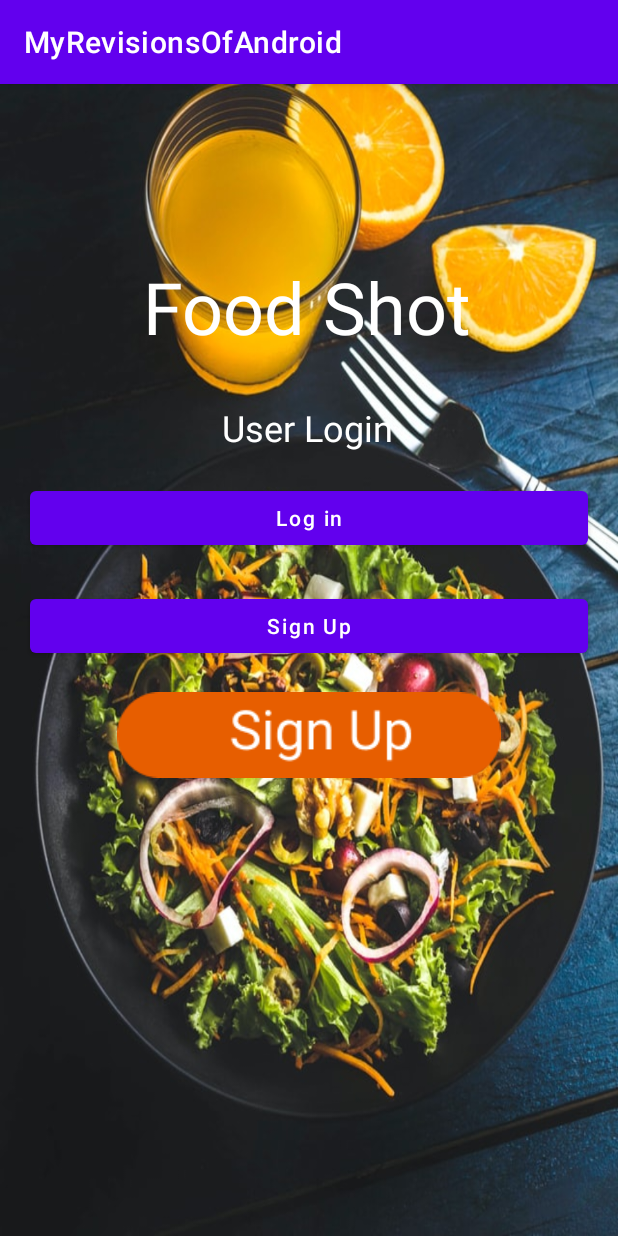
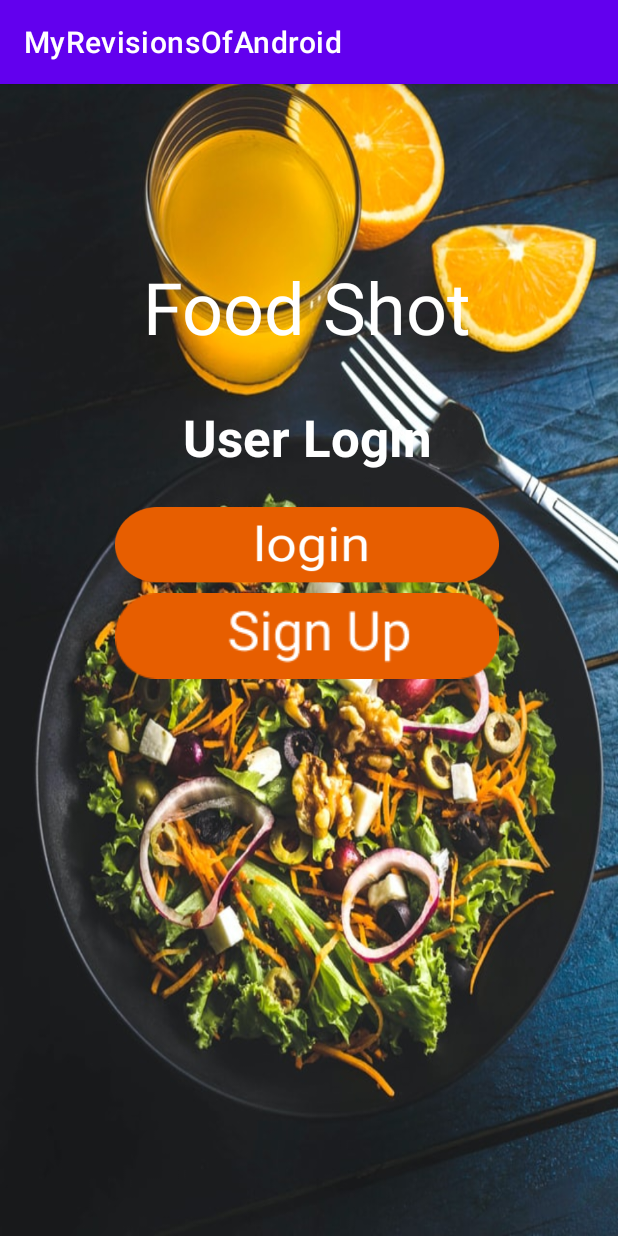
Before and after one commit to muhammadbilal20130/MyRevisionsOfAndroid, an Android app: the screen it shows after launch (MainActivity), on a phone screen of 412 x 824 dp. Run offline under Robolectric (Android 15) with nearby library versions, the phone set to English and light mode, and no system bars.

Commit message:
Added both Figma logins buttons

```diff
--- a/app/src/main/res/layout/activity_main.xml
+++ b/app/src/main/res/layout/activity_main.xml
@@ -44,33 +44,12 @@
         android:layout_marginTop="32dp"
         android:text="User Login"
         android:textColor="#FFFFFF"
-        android:textSize="24sp"
+        android:textSize="34sp"
+        android:textStyle="bold"
         app:layout_constraintEnd_toStartOf="@+id/guideline3"
         app:layout_constraintHorizontal_bias="0.496"
         app:layout_constraintStart_toStartOf="@+id/guideline2"
         app:layout_constraintTop_toBottomOf="@+id/textView2" />
-
-    <Button
-        android:id="@+id/button"
-        android:layout_width="0dp"
-        android:layout_height="wrap_content"
-        android:layout_marginTop="24dp"
-        android:text="Sign Up"
-        android:textAllCaps="false"
-        app:layout_constraintEnd_toStartOf="@+id/guideline3"
-        app:layout_constraintStart_toStartOf="@+id/guideline2"
-        app:layout_constraintTop_toBottomOf="@+id/button2" />
-
-    <Button
-        android:id="@+id/button2"
-        android:layout_width="0dp"
-        android:layout_height="wrap_content"
-        android:layout_marginTop="20dp"
-        android:text="Log in"
-        android:textAllCaps="false"
-        app:layout_constraintEnd_toStartOf="@+id/guideline3"
-        app:layout_constraintStart_toStartOf="@+id/guideline2"
-        app:layout_constraintTop_toBottomOf="@+id/textView" />
 
     <TextView
         android:id="@+id/textView2"
@@ -86,17 +65,31 @@
         app:layout_constraintTop_toTopOf="@+id/guideline4" />
 
     <ImageButton
-        android:id="@+id/group_84"
+        android:id="@+id/loginBtn"
         android:layout_width="256dp"
         android:layout_height="57dp"
         android:layout_alignParentLeft="true"
         android:layout_alignParentTop="true"
-        android:layout_marginTop="20dp"
+        android:layout_marginTop="24dp"
+        android:background="@drawable/loginbtn"
+        app:circularflow_radiusInDP="12dp"
+        app:layout_constraintEnd_toStartOf="@+id/guideline3"
+        app:layout_constraintHorizontal_bias="0.491"
+        app:layout_constraintStart_toStartOf="@+id/guideline2"
+        app:layout_constraintTop_toBottomOf="@+id/textView" />
+
+    <ImageButton
+        android:id="@+id/signupBtn"
+        android:layout_width="256dp"
+        android:layout_height="57dp"
+        android:layout_alignParentLeft="true"
+        android:layout_alignParentTop="true"
         android:background="@drawable/signup"
         app:circularflow_radiusInDP="12dp"
         app:layout_constraintEnd_toStartOf="@+id/guideline3"
+        app:layout_constraintHorizontal_bias="0.491"
         app:layout_constraintStart_toStartOf="@+id/guideline2"
-        app:layout_constraintTop_toBottomOf="@+id/button" />
+        app:layout_constraintTop_toBottomOf="@+id/loginBtn" />
 
 
 </androidx.constraintlayout.widget.ConstraintLayout>
```
Also changed, not shown: app/src/main/res/drawable/loginbtn.png (added).
